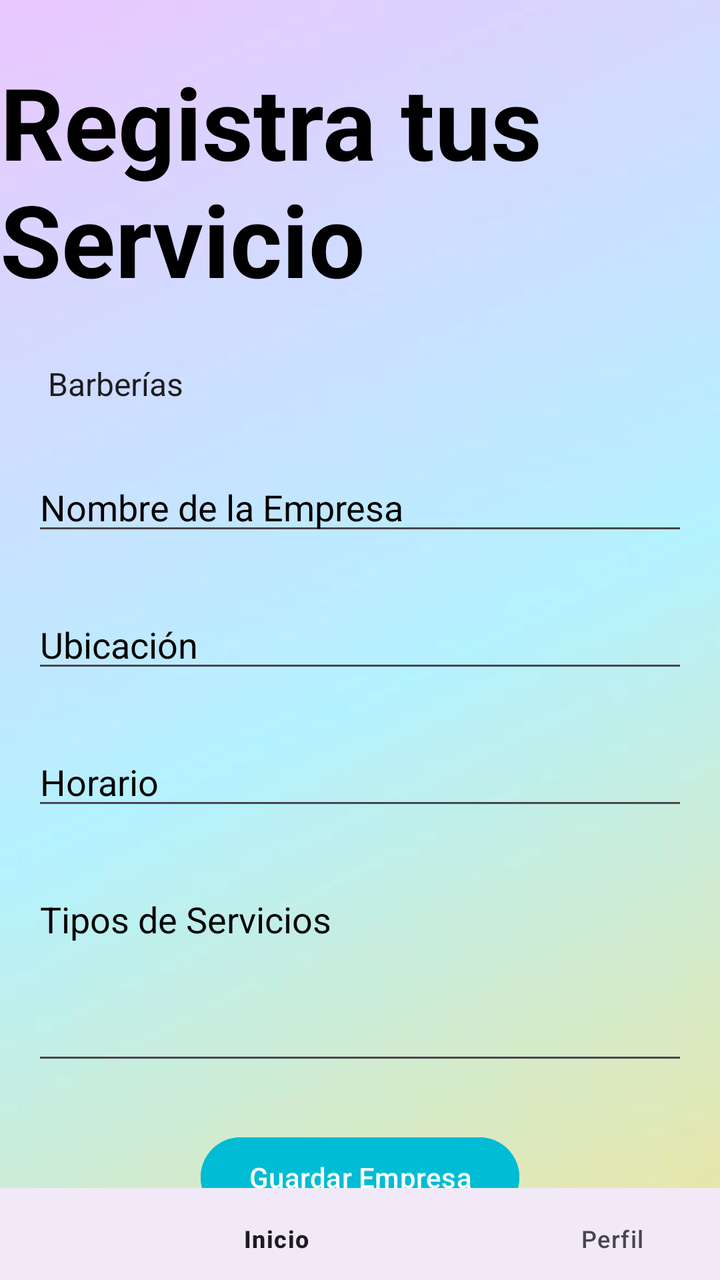
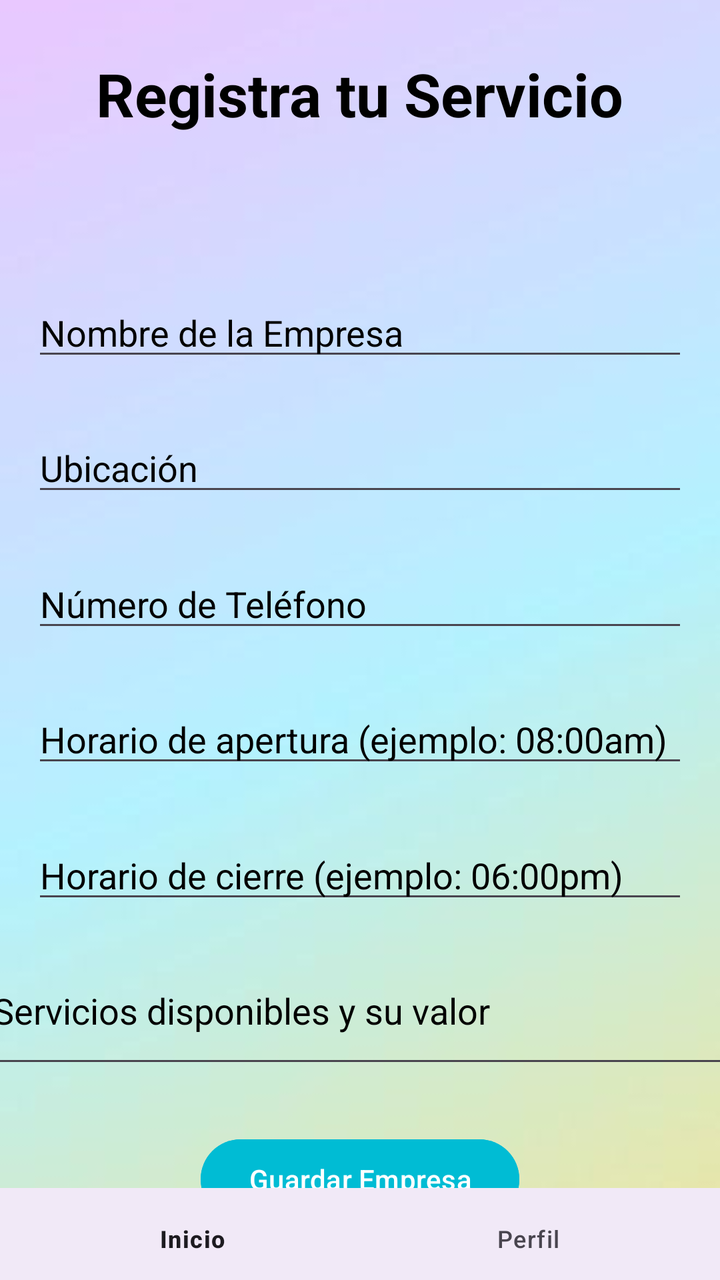

Before-and-after screenshots of an Android layout around one commit, followed by the original layout XML and the change that was made.
<!-- AndroidManifest.xml: application theme Theme.Appp -->
<!-- res/layout/activity_registro_servicio.xml -->
<?xml version="1.0" encoding="utf-8"?>
<androidx.constraintlayout.widget.ConstraintLayout
    xmlns:android="http://schemas.android.com/apk/res/android"
    xmlns:app="http://schemas.android.com/apk/res-auto"
    xmlns:tools="http://schemas.android.com/tools"
    android:id="@+id/registroServicio"
    android:layout_width="match_parent"
    android:layout_height="match_parent"
    tools:context=".RegistroServicio">

    <ImageView
        android:id="@+id/imageView"
        android:layout_width="0dp"
        android:layout_height="0dp"
        android:scaleType="centerCrop"
        app:layout_constraintBottom_toBottomOf="parent"
        app:layout_constraintEnd_toEndOf="parent"
        app:layout_constraintHorizontal_bias="0.0"
        app:layout_constraintStart_toStartOf="parent"
        app:layout_constraintTop_toTopOf="parent"
        app:layout_constraintVertical_bias="0.0"
        app:srcCompat="@drawable/bdd4666fdcba42069e53862f98720581"
        tools:ignore="MissingConstraints" />

    
    <TextView
        android:id="@+id/textViewTitulo"
        android:layout_width="wrap_content"
        android:layout_height="wrap_content"
        android:text="Registra tus Servicio"
        android:textColor="#000000"
        android:textSize="50dp"
        android:textStyle="bold"
        app:layout_constraintBottom_toTopOf="@+id/spinnerCategoria"
        app:layout_constraintEnd_toEndOf="parent"
        app:layout_constraintStart_toStartOf="parent"
        app:layout_constraintTop_toTopOf="parent"
        app:layout_constraintVertical_bias="0.2" />

    
    <Spinner
        android:id="@+id/spinnerCategoria"
        android:layout_width="0dp"
        android:layout_height="wrap_content"
        android:layout_marginStart="16dp"
        android:layout_marginEnd="16dp"
        android:entries="@array/categorias_array"
        app:layout_constraintBottom_toTopOf="@+id/editTextEmpresaNombre"
        app:layout_constraintEnd_toEndOf="parent"
        app:layout_constraintStart_toStartOf="parent"
        app:layout_constraintTop_toBottomOf="@id/textViewTitulo" />

    
    <EditText
        android:id="@+id/editTextEmpresaNombre"
        android:layout_width="0dp"
        android:layout_height="wrap_content"
        android:layout_marginEnd="16dp"
        android:layout_marginStart="16dp"
        android:hint="Nombre de la Empresa"
        android:textColorHint="@color/black"
        app:layout_constraintBottom_toTopOf="@+id/editTextUbicacion"
        app:layout_constraintEnd_toEndOf="parent"
        app:layout_constraintStart_toStartOf="parent"
        app:layout_constraintTop_toBottomOf="@id/spinnerCategoria" />

    <EditText
        android:id="@+id/editTextUbicacion"
        android:layout_width="0dp"
        android:layout_height="wrap_content"
        android:layout_marginEnd="16dp"
        android:layout_marginStart="16dp"
        android:hint="Ubicación"
        android:textColorHint="@color/black"
        app:layout_constraintBottom_toTopOf="@+id/editTextHorario"
        app:layout_constraintEnd_toEndOf="parent"
        app:layout_constraintStart_toStartOf="parent"
        app:layout_constraintTop_toBottomOf="@id/editTextEmpresaNombre" />

    <EditText
        android:id="@+id/editTextHorario"
        android:layout_width="0dp"
        android:layout_height="wrap_content"
        android:layout_marginEnd="16dp"
        android:layout_marginStart="16dp"
        android:hint="Horario"
        android:textColorHint="@color/black"
        app:layout_constraintBottom_toTopOf="@+id/editTextServicios"
        app:layout_constraintEnd_toEndOf="parent"
        app:layout_constraintStart_toStartOf="parent"
        app:layout_constraintTop_toBottomOf="@id/editTextUbicacion" />

    <EditText
        android:id="@+id/editTextServicios"
        android:layout_width="0dp"
        android:layout_height="wrap_content"
        android:layout_marginEnd="16dp"
        android:layout_marginStart="16dp"
        android:hint="Tipos de Servicios"
        android:textColorHint="@color/black"
        android:minHeight="100dp"
        android:gravity="top|start"
        app:layout_constraintBottom_toTopOf="@+id/buttonGuardarEmpresa"
        app:layout_constraintEnd_toEndOf="parent"
        app:layout_constraintStart_toStartOf="parent"
        app:layout_constraintTop_toBottomOf="@id/editTextHorario" />

    
    <Button
        android:id="@+id/buttonGuardarEmpresa"
        android:layout_width="wrap_content"
        android:layout_height="wrap_content"
        android:backgroundTint="#00BCD4"
        android:text="Guardar Empresa"
        android:textColor="#FFFFFF"
        app:layout_constraintBottom_toBottomOf="parent"
        app:layout_constraintEnd_toEndOf="parent"
        app:layout_constraintStart_toStartOf="parent"
        app:layout_constraintTop_toBottomOf="@id/editTextServicios" />

    
    <com.google.android.material.bottomnavigation.BottomNavigationView
        android:id="@+id/bottomNavigationView"
        android:layout_width="445dp"
        android:layout_height="46dp"
        android:layout_alignParentBottom="true"
        android:background="?android:attr/windowBackground"
        app:layout_constraintBottom_toBottomOf="parent"
        app:layout_constraintTop_toTopOf="parent"
        app:layout_constraintVertical_bias="1.0"
        tools:ignore="MissingConstraints"
        tools:layout_editor_absoluteX="-1dp"
        app:menu="@menu/bottom_menu"/>

</androidx.constraintlayout.widget.ConstraintLayout>
<!-- resources referenced by this layout -->
<resources>
  <string-array name="categorias_array">
          <item>Barberías</item>
          <item>Salones de belleza</item>
          <item>Clínicas Médicas</item>
          <item>Servicios de Mascotas</item>
      </string-array>
  <color name="black">#FF000000</color>
  <!-- drawable bdd4666fdcba42069e53862f98720581: jpg bitmap (drawable, 3754 bytes) -->
  <style name="Theme.Appp" parent="Base.Theme.Appp" />
  <style name="Base.Theme.Appp" parent="Theme.Material3.DayNight.NoActionBar">
          
          
      </style>
</resources>

<!-- the commit's change to res/layout/activity_registro_servicio.xml (unified diff, before → after) -->
@@ -8,6 +8,7 @@
     android:layout_height="match_parent"
     tools:context=".RegistroServicio">
 
+    
     <ImageView
         android:id="@+id/imageView"
         android:layout_width="0dp"
@@ -22,14 +23,13 @@
         app:srcCompat="@drawable/bdd4666fdcba42069e53862f98720581"
         tools:ignore="MissingConstraints" />
 
-    
     <TextView
         android:id="@+id/textViewTitulo"
         android:layout_width="wrap_content"
         android:layout_height="wrap_content"
-        android:text="Registra tus Servicio"
+        android:text="Registra tu Servicio"
         android:textColor="#000000"
-        android:textSize="50dp"
+        android:textSize="30sp"
         android:textStyle="bold"
         app:layout_constraintBottom_toTopOf="@+id/spinnerCategoria"
         app:layout_constraintEnd_toEndOf="parent"
@@ -44,7 +44,6 @@
         android:layout_height="wrap_content"
         android:layout_marginStart="16dp"
         android:layout_marginEnd="16dp"
-        android:entries="@array/categorias_array"
         app:layout_constraintBottom_toTopOf="@+id/editTextEmpresaNombre"
         app:layout_constraintEnd_toEndOf="parent"
         app:layout_constraintStart_toStartOf="parent"
@@ -72,38 +71,64 @@
         android:layout_marginStart="16dp"
         android:hint="Ubicación"
         android:textColorHint="@color/black"
-        app:layout_constraintBottom_toTopOf="@+id/editTextHorario"
+        app:layout_constraintBottom_toTopOf="@+id/editTextTelefono"
         app:layout_constraintEnd_toEndOf="parent"
         app:layout_constraintStart_toStartOf="parent"
         app:layout_constraintTop_toBottomOf="@id/editTextEmpresaNombre" />
 
     <EditText
-        android:id="@+id/editTextHorario"
+        android:id="@+id/editTextTelefono"
         android:layout_width="0dp"
         android:layout_height="wrap_content"
         android:layout_marginEnd="16dp"
         android:layout_marginStart="16dp"
-        android:hint="Horario"
+        android:hint="Número de Teléfono"
         android:textColorHint="@color/black"
-        app:layout_constraintBottom_toTopOf="@+id/editTextServicios"
+        app:layout_constraintBottom_toTopOf="@+id/editTextHorarioApertura"
         app:layout_constraintEnd_toEndOf="parent"
         app:layout_constraintStart_toStartOf="parent"
         app:layout_constraintTop_toBottomOf="@id/editTextUbicacion" />
 
     <EditText
-        android:id="@+id/editTextServicios"
+        android:id="@+id/editTextHorarioApertura"
         android:layout_width="0dp"
         android:layout_height="wrap_content"
         android:layout_marginEnd="16dp"
         android:layout_marginStart="16dp"
-        android:hint="Tipos de Servicios"
+        android:hint="Horario de apertura (ejemplo: 08:00am)"
         android:textColorHint="@color/black"
+        app:layout_constraintBottom_toTopOf="@+id/editTextHorarioCierre"
+        app:layout_constraintEnd_toEndOf="parent"
+        app:layout_constraintStart_toStartOf="parent"
+        app:layout_constraintTop_toBottomOf="@id/editTextTelefono" />
+
+    <EditText
+        android:id="@+id/editTextHorarioCierre"
+        android:layout_width="0dp"
+        android:layout_height="wrap_content"
+        android:layout_marginEnd="16dp"
+        android:layout_marginStart="16dp"
+        android:hint="Horario de cierre (ejemplo: 06:00pm)"
+        android:textColorHint="@color/black"
+        app:layout_constraintBottom_toTopOf="@+id/editTextServicios"
+        app:layout_constraintEnd_toEndOf="parent"
+        app:layout_constraintStart_toStartOf="parent"
+        app:layout_constraintTop_toBottomOf="@id/editTextHorarioApertura" />
+
+    <EditText
+        android:id="@+id/editTextServicios"
+        android:layout_width="376dp"
+        android:layout_height="56dp"
+        android:layout_marginStart="16dp"
+        android:layout_marginEnd="16dp"
+        android:gravity="top|start"
+        android:hint="Servicios disponibles y su valor"
         android:minHeight="100dp"
-        android:gravity="top|start"
+        android:textColorHint="@color/black"
         app:layout_constraintBottom_toTopOf="@+id/buttonGuardarEmpresa"
         app:layout_constraintEnd_toEndOf="parent"
         app:layout_constraintStart_toStartOf="parent"
-        app:layout_constraintTop_toBottomOf="@id/editTextHorario" />
+        app:layout_constraintTop_toBottomOf="@id/editTextHorarioCierre" />
 
     
     <Button
@@ -126,10 +151,8 @@
         android:layout_alignParentBottom="true"
         android:background="?android:attr/windowBackground"
         app:layout_constraintBottom_toBottomOf="parent"
-        app:layout_constraintTop_toTopOf="parent"
-        app:layout_constraintVertical_bias="1.0"
-        tools:ignore="MissingConstraints"
-        tools:layout_editor_absoluteX="-1dp"
-        app:menu="@menu/bottom_menu"/>
+        app:layout_constraintEnd_toEndOf="parent"
+        app:layout_constraintStart_toStartOf="parent"
+        app:menu="@menu/bottom_menu" />
 
 </androidx.constraintlayout.widget.ConstraintLayout>
<!-- resource entries referenced after the edit -->
@@ -1,11 +1,5 @@
 <!-- resources referenced by this layout -->
 <resources>
-  <string-array name="categorias_array">
-          <item>Barberías</item>
-          <item>Salones de belleza</item>
-          <item>Clínicas Médicas</item>
-          <item>Servicios de Mascotas</item>
-      </string-array>
   <color name="black">#FF000000</color>
   <!-- drawable bdd4666fdcba42069e53862f98720581: jpg bitmap (drawable, 3754 bytes) -->
   <style name="Theme.Appp" parent="Base.Theme.Appp" />
